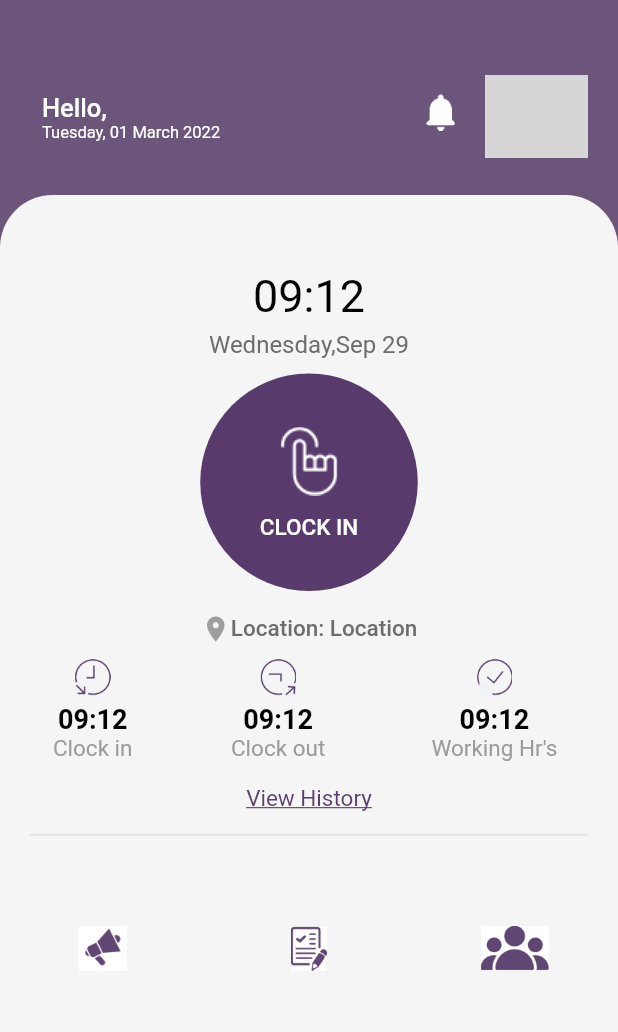
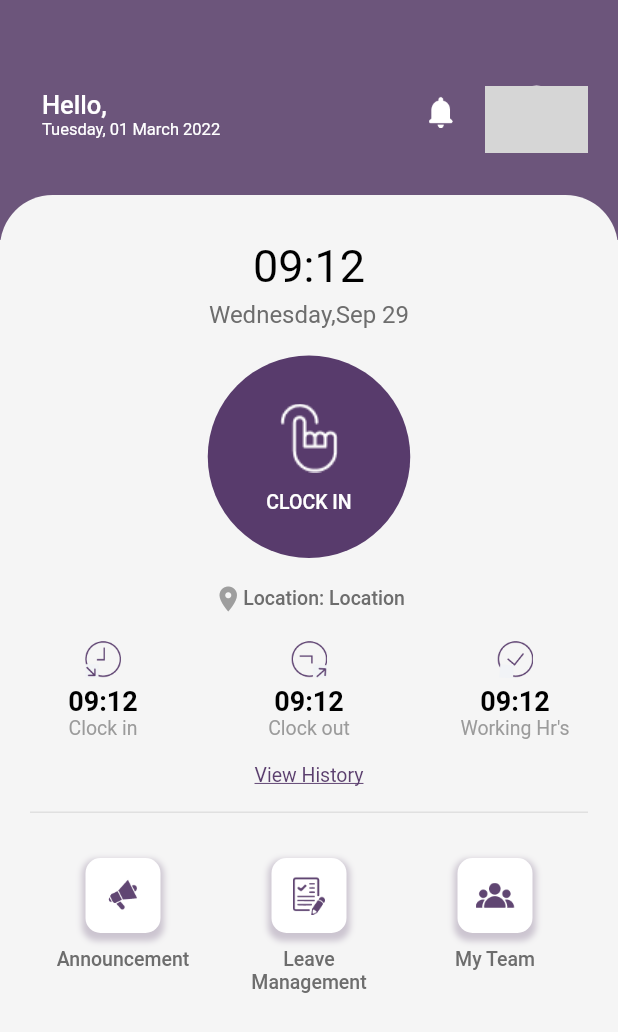
Before and after one commit to alche2014/hr_employee_flutter, a Flutter app: the HrDashboard screen opened directly, on a phone screen of 412 x 824 dp. Shown: the top 1032 px of the screen. Run offline on Flutter 3.47's test engine with Material 2 defaults, Android fonts, the phone set to English and light mode, and no system bars; our stand-ins replace cached_network_image, cloud_firestore, cloud_functions, connectivity, country_code_picker, file_picker and 27 more; missing offline and left inert: flutter_picker, instant, pigeon; accounts and stored records are empty; network calls fail; Roboto replaces fonts that are missing (Poppins); project files that could hold a hidden picture were left out; grey boxes are pictures that could not be loaded.

Commit message:
Home screen design completed

```diff
--- a/lib/MainApp/HomeScreen.dart
+++ b/lib/MainApp/HomeScreen.dart
@@ -1,6 +1,9 @@
 import 'package:flutter/material.dart';
 import 'package:hr_app/Constants/colors.dart';
 import 'package:hr_app/MainApp/CheckIn/main_check_in.dart';
+import 'package:hr_app/MainApp/CheckIn/team_check_in.dart';
+import 'package:hr_app/MainApp/LeaveManagement/leave_management.dart';
+import 'package:hr_app/MainApp/main_home_profile/screen_announcement.dart';
 import 'package:hr_app/MainApp/screen_notification.dart';
 import 'package:hr_app/main.dart';
 import 'package:intl/intl.dart';
@@ -22,8 +25,9 @@ class _HrDashboardState extends State<HrDashboard> {
   Widget build(BuildContext context) {
     return Scaffold(
         backgroundColor: Colors.grey.shade100,
-        body: Column(children: [
-          UpperPortion(),
+        body: SingleChildScrollView(
+          child: Column(children: [
+            const UpperPortion(),
             const Text(
               "09:12",
               style: TextStyle(
@@ -43,12 +47,12 @@ class _HrDashboardState extends State<HrDashboard> {
                     fontWeight: FontWeight.w400),
               ),
             ),
-          const SizedBox(height: 5),
+            const SizedBox(height: 13),
             Container(
-            height: 145,
-            width: 145,
-            decoration:
-                const BoxDecoration(color: purpleDark, shape: BoxShape.circle),
+              height: 135,
+              width: 135,
+              decoration: const BoxDecoration(
+                  color: purpleDark, shape: BoxShape.circle),
               child: Column(
                 mainAxisAlignment: MainAxisAlignment.center,
                 crossAxisAlignment: CrossAxisAlignment.center,
@@ -65,14 +69,14 @@ class _HrDashboardState extends State<HrDashboard> {
                       style: TextStyle(
                           fontFamily: "Poppins",
                           color: Colors.white,
-                        fontSize: 15,
+                          fontSize: 13,
                           fontWeight: FontWeight.w500),
                     ),
                   ),
                 ],
               ),
             ),
-          const SizedBox(height: 15),
+            const SizedBox(height: 17),
             Row(
               mainAxisAlignment: MainAxisAlignment.center,
               crossAxisAlignment: CrossAxisAlignment.center,
@@ -84,13 +88,13 @@ class _HrDashboardState extends State<HrDashboard> {
                 ),
                 Text("Location: $yourAddress",
                     style: const TextStyle(
-                      fontSize: 15,
+                        fontSize: 13,
                         fontFamily: "Poppins",
                         fontWeight: FontWeight.w500,
                         color: greyShade)),
               ],
             ),
-          const SizedBox(height: 10),
+            const SizedBox(height: 18),
             Row(
               children: [
                 Expanded(
@@ -115,7 +119,7 @@ class _HrDashboardState extends State<HrDashboard> {
                       ),
                       const Text("Clock in",
                           style: TextStyle(
-                            fontSize: 15,
+                              fontSize: 13,
                               fontFamily: "Poppins",
                               fontWeight: FontWeight.w400,
                               color: lightGrey)),
@@ -144,7 +148,7 @@ class _HrDashboardState extends State<HrDashboard> {
                       ),
                       const Text("Clock out",
                           style: TextStyle(
-                            fontSize: 15,
+                              fontSize: 13,
                               fontFamily: "Poppins",
                               fontWeight: FontWeight.w400,
                               color: lightGrey)),
@@ -152,7 +156,7 @@ class _HrDashboardState extends State<HrDashboard> {
                   ),
                 ),
                 Expanded(
-                flex: 4,
+                  flex: 3,
                   child: Column(
                     children: [
                       Image.asset(
@@ -173,7 +177,7 @@ class _HrDashboardState extends State<HrDashboard> {
                       ),
                       const Text("Working Hr's",
                           style: TextStyle(
-                            fontSize: 15,
+                              fontSize: 13,
                               fontFamily: "Poppins",
                               fontWeight: FontWeight.w400,
                               color: lightGrey)),
@@ -190,52 +194,86 @@ class _HrDashboardState extends State<HrDashboard> {
                 child: const Text('View History',
                     style: TextStyle(
                         decoration: TextDecoration.underline,
-                      fontSize: 15,
+                        fontSize: 13,
                         fontFamily: "Poppins",
                         fontWeight: FontWeight.w400,
                         color: Color(0xFF5B3F6E)))),
             Container(
-            margin: const EdgeInsets.only(left: 20, right: 20),
+              margin: const EdgeInsets.only(left: 20, right: 20, bottom: 20),
               height: 1,
               color: Colors.grey.shade300,
             ),
-          const SizedBox(height: 20),
             Container(
-              margin: const EdgeInsets.only(top: 40),
+              margin: const EdgeInsets.only(left: 20, right: 20),
               child: Row(
                   mainAxisAlignment: MainAxisAlignment.start,
                   crossAxisAlignment: CrossAxisAlignment.start,
                   children: [
                     Expanded(
                         flex: 3,
-                      child: SizedBox(
-                        height: 30,
-                        width: 30,
-                        child: Image.asset(
-                          'assets/announcement.jpg',
-                          height: 30,
-                          width: 30,
+                        child: miniCards(
+                            'assets/announcement.jpg', "Announcement")),
+                    Expanded(
+                        flex: 3,
+                        child: miniCards(
+                            'assets/leaves.png', "Leave\nManagement")),
+                    Expanded(
+                        flex: 3,
+                        child: miniCards('assets/myTeam.png', "My Team")),
+                  ]),
+            )
+          ]),
+        ));
+  }
+
+  Widget miniCards(image, title) {
+    return InkWell(
+      onTap: () {
+        if (title == "My Team") {
+          Navigator.push(
+              context,
+              MaterialPageRoute(
+                  builder: (context) => MainCheckInTeam(uid: userId)));
+        } else if (title == "Announcement") {
+          Navigator.push(context,
+              MaterialPageRoute(builder: (context) => const Announcements()));
+        } else if (title == "Leave\nManagement") {
+          Navigator.push(context,
+              MaterialPageRoute(builder: (context) => const LeaveManagement()));
+        }
+      },
+      child: Column(
+        children: [
+          Container(
+            margin: const EdgeInsets.all(10),
+            height: 50,
+            width: 50,
+            decoration: BoxDecoration(
+                color: Colors.white,
+                borderRadius: const BorderRadius.all(Radius.circular(10)),
+                boxShadow: [
+                  BoxShadow(
+                      color: purpleLight.withOpacity(0.3),
+                      spreadRadius: 2,
+                      blurRadius: 3,
+                      offset: const Offset(0, 3))
+                ]),
+            child: Container(
+              padding: const EdgeInsets.all(12),
+              height: 10,
+              child: Image.asset(image, height: 10),
             ),
           ),
+          Text(title,
+              textAlign: TextAlign.center,
+              style: const TextStyle(
+                  fontSize: 13,
+                  fontFamily: "Poppins",
+                  fontWeight: FontWeight.w500,
+                  color: greyShade))
+        ],
       ),
-                    Expanded(
-                      flex: 3,
-                      child: SizedBox(
-                        height: 30,
-                        width: 30,
-                        child: Image.asset(
-                          'assets/leaves.jpg',
-                        ),
-                      ),
-                    ),
-                    Expanded(
-                        flex: 3,
-                        child: SizedBox(
-                            height: 30,
-                            width: 30,
-                            child: Image.asset('assets/team.jpg')))
-                  ]))
-        ]));
+    );
   }
 }
 
@@ -246,7 +284,7 @@ class UpperPortion extends StatelessWidget {
   @override
   Widget build(BuildContext context) {
     return SizedBox(
-      height: 180,
+      height: 160,
       child: Stack(
         children: [
           Positioned(
@@ -264,7 +302,7 @@ class UpperPortion extends StatelessWidget {
                           Expanded(
                             flex: 8,
                             child: Container(
-                              padding: const EdgeInsets.only(top: 62.0),
+                              padding: const EdgeInsets.only(top: 60.0),
                               child: Column(
                                 mainAxisAlignment: MainAxisAlignment.start,
                                 crossAxisAlignment: CrossAxisAlignment.start,
@@ -300,11 +338,11 @@ class UpperPortion extends StatelessWidget {
                                             uid: userId, key: null)));
                               },
                               child: Container(
-                                padding: const EdgeInsets.only(top: 62.0),
+                                padding: const EdgeInsets.only(top: 64.0),
                                 child: Image.asset(
                                   'assets/notification_Icon.png',
-                                  height: 25,
-                                  width: 25,
+                                  height: 21,
+                                  width: 21,
                                 ),
                               ),
                             ),
@@ -314,10 +352,10 @@ class UpperPortion extends StatelessWidget {
                             flex: 3,
                             child: Container(
                               padding:
-                                  const EdgeInsets.only(top: 50.0, right: 20),
+                                  const EdgeInsets.only(top: 57.0, right: 20),
                               child: Container(
-                                height: 55,
-                                width: 55,
+                                height: 45,
+                                width: 45,
                                 child: Container(
                                     decoration: BoxDecoration(
                                         shape: BoxShape.circle,
@@ -337,7 +375,7 @@ class UpperPortion extends StatelessWidget {
                           )
                         ]),
                   ),
-                  height: 180,
+                  height: 160,
                   decoration: const BoxDecoration(
                       gradient: LinearGradient(
                           tileMode: TileMode.clamp,
@@ -349,14 +387,13 @@ class UpperPortion extends StatelessWidget {
             left: 0,
             right: 0,
             child: Container(
-              height: 60,
+              height: 40,
               decoration: BoxDecoration(
                   borderRadius: const BorderRadius.only(
                     topLeft: Radius.circular(35),
                     topRight: Radius.circular(35),
                   ),
-                color: Colors.grey.shade100,
-              ),
+                  color: Colors.grey.shade100),
             ),
           ),
         ],
--- a/lib/UserprofileScreen.dart/Card/Personal_Info_Card.dart
+++ b/lib/UserprofileScreen.dart/Card/Personal_Info_Card.dart
@@ -3,7 +3,6 @@ import 'package:flutter/material.dart';
 import 'package:hr_app/Constants/constants.dart';
 import 'package:hr_app/UserprofileScreen.dart/Personal_Info/contact_info.dart';
 import 'package:hr_app/Constants/colors.dart';
-import 'package:hr_app/main.dart';
 
 class PersonalInfoCard extends StatefulWidget {
   // ignore: prefer_typing_uninitialized_variables
```
Also changed, not shown: lib/MainApp/bottom_nav_bar.dart (+20 -6 lines), lib/MainApp/main_home_profile/homeScreen.dart (+34 -13 lines), lib/UserprofileScreen.dart/Personal_Info/contact_info.dart (+4 -9 lines), lib/UserprofileScreen.dart/my_profile_edit.dart (+16 -55 lines), lib/main.dart (+13 -0 lines), lib/widgets/testingSchedule.dart (deleted, +0 -63 lines), assets/Home.png (added), assets/historyActive.png (added), assets/historyInactive.png (added), assets/homeActive.png (added), assets/leaves.jpg (deleted), assets/leaves.png (added), assets/leavesActive.png (added), assets/leavesInactive.png (added), 4 more files. Lines whose indentation alone changed are shown as unchanged.
